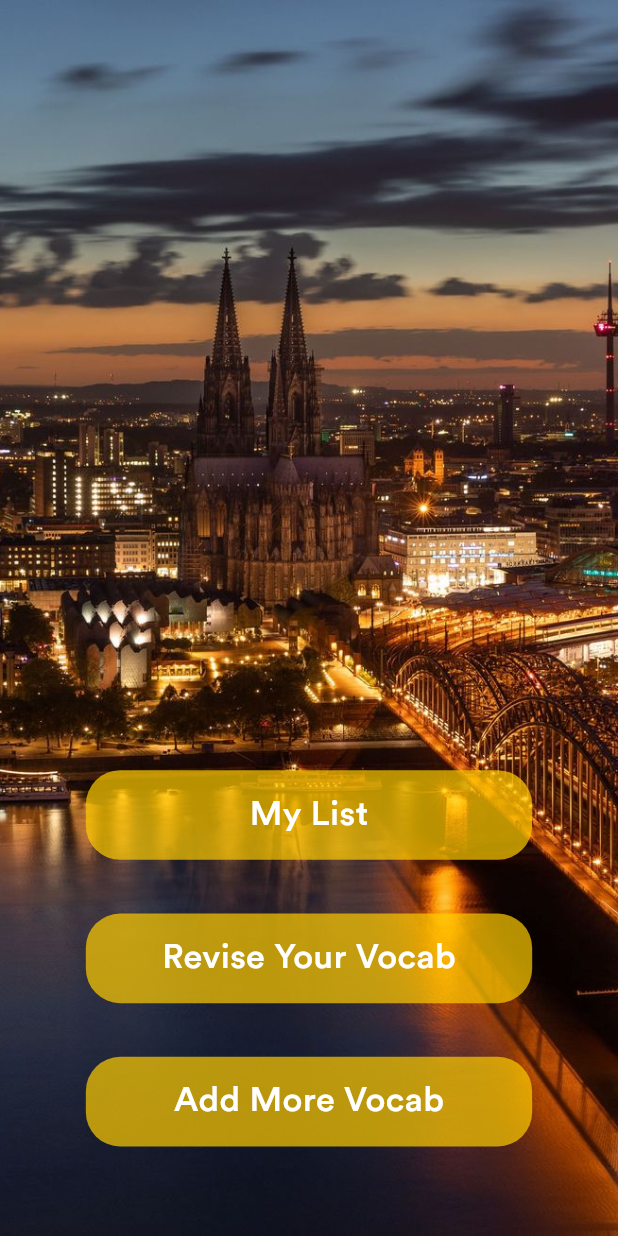
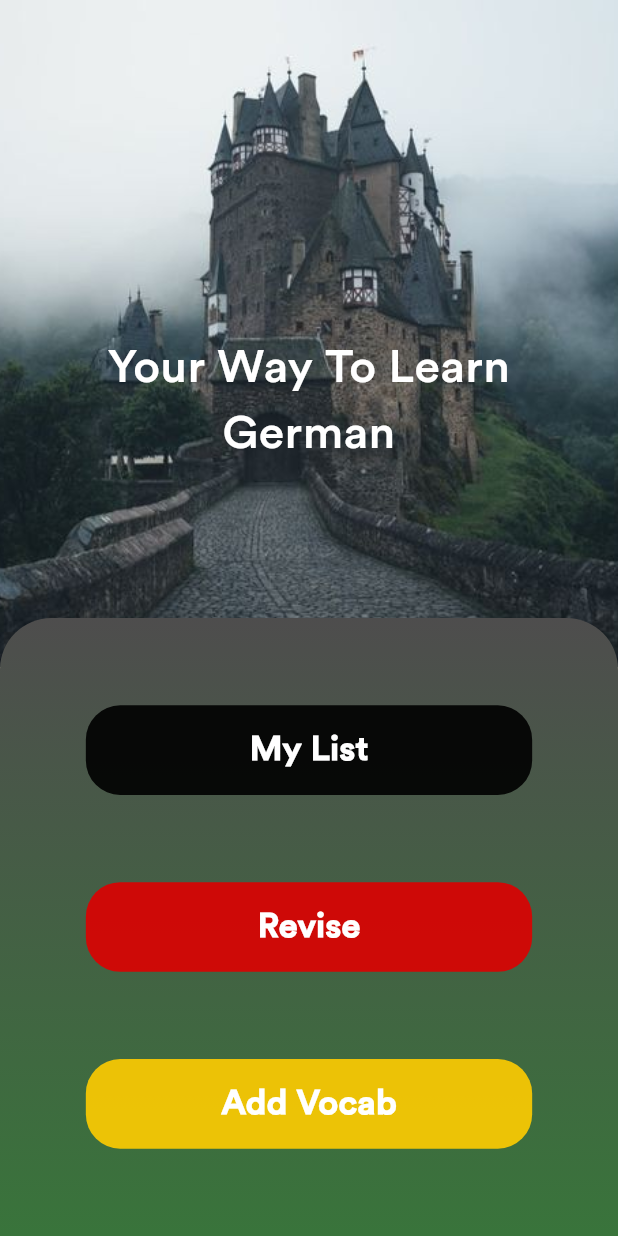
Before and after one commit to Asser146/vocaby, a Flutter app: the screen it shows after launch, on a phone screen of 412 x 824 dp. Run offline on Flutter 3.47's test engine with Material 3 defaults, Android fonts, the light colour scheme and no system bars; our stand-ins replace bloc, equatable, flutter_bloc, flutter_screenutil, fluttertoast, get_it and 2 more; accounts and stored records are empty.

Commit message:
Gradient container added for border and revise screen design done

```diff
--- a/lib/core/theming/colors.dart
+++ b/lib/core/theming/colors.dart
@@ -16,4 +16,14 @@ class ColorsManager {
             ? dieColor
             : dasColor;
   }
+
+  static const linearGradient = LinearGradient(
+    begin: Alignment.topLeft,
+    end: Alignment.bottomRight,
+    colors: [
+      ColorsManager.primaryColor, // Black
+      ColorsManager.secondaryColor, // Red
+      ColorsManager.thirdColor, // Yellow
+    ],
+  );
 }
--- a/lib/features/add_vocab/screens/components/add_button.dart
+++ b/lib/features/add_vocab/screens/components/add_button.dart
@@ -48,9 +48,8 @@ class AddButton extends StatelessWidget {
         },
         child: Container(
           decoration: BoxDecoration(
-            borderRadius: BorderRadius.all(Radius.circular(20.r)),
-            color: ColorsManager.dasColor,
-          ),
+              borderRadius: BorderRadius.all(Radius.circular(20.r)),
+              color: ColorsManager.dasColor),
           child: Padding(
             padding: EdgeInsets.symmetric(horizontal: 10.w, vertical: 8.h),
             child: Center(
--- /dev/null
+++ b/lib/features/home/components/option_button.dart
@@ -0,0 +1,44 @@
+import 'package:flutter/material.dart';
+import 'package:flutter_screenutil/flutter_screenutil.dart';
+import 'package:vocaby/core/theming/colors.dart';
+import 'package:vocaby/core/theming/font_weight_helper.dart';
+import 'package:vocaby/core/theming/styles.dart';
+
+class OptionButton extends StatelessWidget {
+  const OptionButton({
+    super.key,
+    required this.title,
+    required this.routeName,
+    required this.order,
+  });
+  final String title;
+  final String routeName;
+  final int order;
+  @override
+  Widget build(BuildContext context) {
+    List<Color> colors = [
+      Color(0xff000000),
+      Color(0xffDD0000),
+      Color(0xffFFCC00)
+    ];
+    return Padding(
+      padding: EdgeInsets.symmetric(horizontal: 50.w),
+      child: GestureDetector(
+        onTap: () => Navigator.of(context).pushNamed(routeName),
+        child: Container(
+          height: 50.h,
+          decoration: BoxDecoration(
+              color: colors[order].withOpacity(0.9),
+              borderRadius: BorderRadius.all(Radius.circular(20.sp))),
+          child: Center(
+            child: Text(
+              title,
+              style: TextStyles.buttonTextWhite
+                  .copyWith(fontWeight: FontWeightHelper.bold),
+            ),
+          ),
+        ),
+      ),
+    );
+  }
+}
--- a/lib/features/home/home_screen.dart
+++ b/lib/features/home/home_screen.dart
@@ -3,7 +3,7 @@ import 'package:flutter_screenutil/flutter_screenutil.dart';
 import 'package:vocaby/core/routing/routes.dart';
 import 'package:vocaby/core/theming/colors.dart';
 import 'package:vocaby/core/theming/styles.dart';
-import 'package:vocaby/core/widgets/my_app_bar.dart';
+import 'package:vocaby/features/home/components/option_button.dart';
 
 class HomeScreen extends StatelessWidget {
   const HomeScreen({super.key});
@@ -11,68 +11,70 @@ class HomeScreen extends StatelessWidget {
   @override
   Widget build(BuildContext context) {
     return Scaffold(
-      body: Container(
+      body: Stack(
+        children: [
+          Container(
+            height: 0.54 * MediaQuery.of(context).size.height,
+            width: double.infinity,
             decoration: const BoxDecoration(
               image: DecorationImage(
-            image: AssetImage("assets/images/back1.png"),
+                image: AssetImage("assets/images/pic.png"),
                 fit: BoxFit.cover, // Ensures the image covers the entire screen
               ),
             ),
             child: Padding(
-          padding: EdgeInsets.symmetric(vertical: 50.h),
-          child: Column(
-            mainAxisAlignment: MainAxisAlignment.center,
-            crossAxisAlignment: CrossAxisAlignment.stretch,
+              padding: EdgeInsets.only(
+                  top: 0.27 * MediaQuery.of(context).size.height),
+              child: Text(
+                "Your Way To Learn\nGerman",
+                textAlign: TextAlign.center,
+                style: TextStyles.buttonTextWhite.copyWith(fontSize: 27.sp),
+              ),
+            ),
+          ),
+          Padding(
+            padding:
+                EdgeInsets.only(top: 0.5 * MediaQuery.of(context).size.height),
+            child: Container(
+              decoration: BoxDecoration(
+                  gradient: const LinearGradient(
+                    begin: Alignment.topCenter,
+                    end: Alignment.bottomCenter,
+                    colors: [
+                      Color.fromARGB(255, 78, 77, 77),
+                      Color.fromARGB(255, 57, 116, 59),
+                      // Yellow
+                    ],
+                  ),
+                  borderRadius: BorderRadius.only(
+                      topRight: Radius.circular(30.r),
+                      topLeft: Radius.circular(30.r))),
+              child: const Column(
                 children: [
-              const Spacer(),
-              const OptionButton(
+                  Spacer(),
+                  OptionButton(
                     title: "My List",
                     routeName: Routes.myList,
+                    order: 0,
                   ),
-              SizedBox(height: 30.h),
-              const OptionButton(
-                title: "Revise Your Vocab",
+                  Spacer(),
+                  OptionButton(
+                    title: "Revise",
                     routeName: Routes.revise,
+                    order: 1,
                   ),
-              SizedBox(height: 30.h),
-              const OptionButton(
-                title: "Add More Vocab",
+                  Spacer(),
+                  OptionButton(
+                    title: "Add Vocab",
                     routeName: Routes.addVocav,
+                    order: 2,
                   ),
+                  Spacer(),
                 ],
               ),
             ),
           ),
-    );
-  }
-}
-
-class OptionButton extends StatelessWidget {
-  const OptionButton({
-    super.key,
-    required this.title,
-    required this.routeName,
-  });
-  final String title;
-  final String routeName;
-  @override
-  Widget build(BuildContext context) {
-    return Padding(
-      padding: EdgeInsets.symmetric(horizontal: 50.w),
-      child: GestureDetector(
-        onTap: () => Navigator.of(context).pushNamed(routeName),
-        child: Container(
-          height: 50.h,
-          decoration: BoxDecoration(
-              color: ColorsManager.thirdColor.withOpacity(0.7),
-              borderRadius: BorderRadius.all(Radius.circular(20.sp))),
-          child: Center(
-            child: Text(
-              title,
-              style: TextStyles.buttonTextWhite,
-            ),
-          ),
-        ),
+        ],
       ),
     );
   }
--- a/lib/features/my_list/presentation/screens/components/search_field.dart
+++ b/lib/features/my_list/presentation/screens/components/search_field.dart
@@ -16,7 +16,7 @@ class SearchField extends StatelessWidget {
         padding: EdgeInsets.symmetric(vertical: 10.h),
         child: Container(
           decoration: BoxDecoration(
-              color: ColorsManager.backgroundGrey,
+              color: Colors.white,
               borderRadius: BorderRadius.all(Radius.circular(20.r))),
           // width: double.infinity,
           height: 45.h, // Adjust height if needed
--- a/lib/features/my_list/presentation/screens/components/vocab_card.dart
+++ b/lib/features/my_list/presentation/screens/components/vocab_card.dart
@@ -19,7 +19,7 @@ class VocabCard extends StatelessWidget {
     return Container(
       width: double.infinity,
       decoration: BoxDecoration(
-        color: const Color.fromARGB(255, 230, 228, 221),
+        color: Colors.white,
         borderRadius: BorderRadius.all(Radius.circular(12.r)),
       ),
       child: Padding(
--- a/lib/features/revise/presentation/cubit/revise_cubit.dart
+++ b/lib/features/revise/presentation/cubit/revise_cubit.dart
@@ -1,3 +1,5 @@
+import 'dart:collection';
+
 import 'package:bloc/bloc.dart';
 import 'package:equatable/equatable.dart';
 import 'package:vocaby/features/my_list/data/vocab.dart';
@@ -7,9 +9,10 @@ part 'revise_state.dart';
 
 class ReviseCubit extends Cubit<ReviseState> {
   late List<Vocab> vocabList;
-  List<Vocab> testList = [];
+  Queue<Vocab> testQueue = Queue<Vocab>();
   final VocabStorage storage;
-
+  int correctNumber = 0, falseNumber = 0;
+  bool correctToFalse = true;
   ReviseCubit(this.storage) : super(ReviseInitial()) {
     loadList();
   }
@@ -18,28 +21,34 @@ class ReviseCubit extends Cubit<ReviseState> {
     emit(ReviseLoading());
     vocabList = storage.loadVocabList();
     beginTest();
-    emit(ReviseLoaded(vocabList: testList));
+    emit(ReviseLoaded(vocabList: testQueue));
   }
 
   void beginTest() {
-    testList = vocabList;
-    testList.shuffle();
+    List<Vocab> temp = vocabList;
+    temp.shuffle();
+    testQueue.addAll(temp);
   }
 
   bool check(String artikel) {
+    emit(ReviseLoading());
     if (artikel == current.artikel) {
-      emit(ReviseLoading());
-      getNext();
-      emit(ReviseLoaded(vocabList: testList));
+      correctToFalse = true;
+      correctNumber++;
+      testQueue.removeFirst();
+      emit(ReviseLoaded(vocabList: testQueue));
       return true;
     } else {
+      if (correctToFalse) {
+        correctToFalse = false;
+        falseNumber++;
+      }
+      emit(ReviseLoaded(vocabList: testQueue));
       return false;
     }
   }
 
-  Vocab get current {
-    return testList[testList.length - 1];
-  }
+  Vocab get current => testQueue.first;
 
-  void getNext() => testList.removeLast();
+  int get currentIndex => vocabList.length - testQueue.length + 1;
 }
--- a/lib/features/revise/presentation/cubit/revise_state.dart
+++ b/lib/features/revise/presentation/cubit/revise_state.dart
@@ -12,7 +12,7 @@ final class ReviseInitial extends ReviseState {}
 final class ReviseLoading extends ReviseState {}
 
 final class ReviseLoaded extends ReviseState {
-  final List<Vocab> vocabList;
+  final Queue<Vocab> vocabList;
   const ReviseLoaded({required this.vocabList});
 
   @override
--- a/lib/main.dart
+++ b/lib/main.dart
@@ -3,6 +3,7 @@ import 'package:flutter_screenutil/flutter_screenutil.dart';
 import 'package:vocaby/core/di/dependency_injection.dart';
 import 'package:vocaby/core/routing/app_router.dart';
 import 'package:vocaby/core/routing/routes.dart';
+import 'package:vocaby/core/theming/colors.dart';
 import 'package:vocaby/features/my_list/domain/vocab_storage.dart';
 
 void main() async {
@@ -24,7 +25,9 @@ class MyApp extends StatelessWidget {
       builder: (context, child) {
         return MaterialApp(
           title: 'Flutter Demo',
-          // theme: ThemeData(scaffoldBackgroundColor: ColorsManager.primaryColor),
+          theme: ThemeData(
+              scaffoldBackgroundColor:
+                  const Color.fromARGB(255, 242, 217, 180)),
           debugShowCheckedModeBanner: false,
           onGenerateRoute: appRouter.onGenerateRoute, // Use AppRouter here
           initialRoute: Routes.home, // Set the initial route
```
Also changed, not shown: lib/core/widgets/gradient_border_container.dart (added, +22 -0 lines), lib/features/add_vocab/screens/add_vocab_screen.dart (+6 -1 lines), lib/features/revise/presentation/screens/components/guide_text.dart (added, +50 -0 lines), lib/features/revise/presentation/screens/components/options_row.dart (+18 -2 lines), lib/features/revise/presentation/screens/components/score_box.dart (added, +45 -0 lines), lib/features/revise/presentation/screens/components/score_tracker.dart (added, +53 -0 lines), lib/features/revise/presentation/screens/revise_screen.dart (+33 -27 lines). Lines whose indentation alone changed are shown as unchanged.
